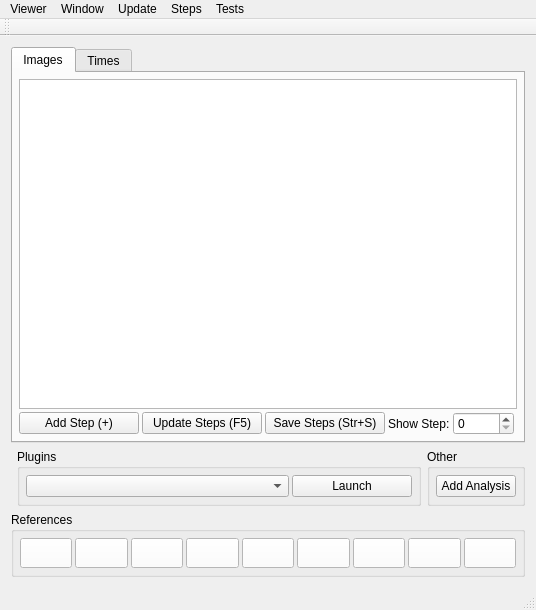
The window that Code/d_mainwindow.ui (DavidEilenstein/ImageD) describes before a commit, drawn with Qt 5.
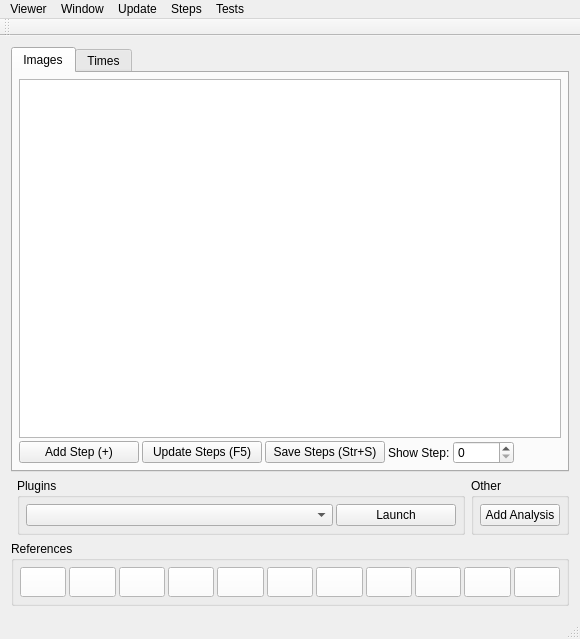
The same window after the commit.

Commit message: Added references to github and docs

```diff
--- a/Code/d_mainwindow.ui
+++ b/Code/d_mainwindow.ui
@@ -6,8 +6,8 @@
    <rect>
     <x>0</x>
     <y>0</y>
-    <width>523</width>
-    <height>610</height>
+    <width>580</width>
+    <height>639</height>
    </rect>
   </property>
   <property name="windowTitle">
@@ -165,39 +165,8 @@
        <property name="spacing">
         <number>3</number>
        </property>
-       <item row="0" column="2">
-        <widget class="QPushButton" name="pushButton_Ref_Contact">
-         <property name="sizePolicy">
-          <sizepolicy hsizetype="Preferred" vsizetype="Fixed">
-           <horstretch>1</horstretch>
-           <verstretch>0</verstretch>
-          </sizepolicy>
-         </property>
-         <property name="minimumSize">
-          <size>
-           <width>30</width>
-           <height>30</height>
-          </size>
-         </property>
-         <property name="maximumSize">
-          <size>
-           <width>16777215</width>
-           <height>30</height>
-          </size>
-         </property>
-         <property name="toolTip">
-          <string>&lt;html&gt;&lt;head/&gt;&lt;body&gt;&lt;p&gt;Contact developer&lt;/p&gt;&lt;/body&gt;&lt;/html&gt;</string>
-         </property>
-         <property name="styleSheet">
-          <string notr="true">background-color : white;</string>
-         </property>
-         <property name="text">
-          <string/>
-         </property>
-        </widget>
-       </item>
        <item row="0" column="8">
-        <widget class="QPushButton" name="pushButton_Ref_Qt">
+        <widget class="QPushButton" name="pushButton_Ref_OBV">
          <property name="sizePolicy">
           <sizepolicy hsizetype="Preferred" vsizetype="Fixed">
            <horstretch>1</horstretch>
@@ -227,7 +196,35 @@
          </property>
         </widget>
        </item>
-       <item row="0" column="7">
+       <item row="0" column="0">
+        <widget class="QPushButton" name="pushButton_Ref_Docs">
+         <property name="sizePolicy">
+          <sizepolicy hsizetype="Preferred" vsizetype="Fixed">
+           <horstretch>1</horstretch>
+           <verstretch>0</verstretch>
+          </sizepolicy>
+         </property>
+         <property name="minimumSize">
+          <size>
+           <width>30</width>
+           <height>30</height>
+          </size>
+         </property>
+         <property name="maximumSize">
+          <size>
+           <width>16777215</width>
+           <height>30</height>
+          </size>
+         </property>
+         <property name="styleSheet">
+          <string notr="true">background-color : white;</string>
+         </property>
+         <property name="text">
+          <string/>
+         </property>
+        </widget>
+       </item>
+       <item row="0" column="9">
         <widget class="QPushButton" name="pushButton_Ref_OpenCV">
          <property name="sizePolicy">
           <sizepolicy hsizetype="Preferred" vsizetype="Fixed">
@@ -258,7 +255,38 @@
          </property>
         </widget>
        </item>
-       <item row="0" column="4">
+       <item row="0" column="10">
+        <widget class="QPushButton" name="pushButton_Ref_Qt">
+         <property name="sizePolicy">
+          <sizepolicy hsizetype="Preferred" vsizetype="Fixed">
+           <horstretch>1</horstretch>
+           <verstretch>0</verstretch>
+          </sizepolicy>
+         </property>
+         <property name="minimumSize">
+          <size>
+           <width>30</width>
+           <height>30</height>
+          </size>
+         </property>
+         <property name="maximumSize">
+          <size>
+           <width>16777215</width>
+           <height>30</height>
+          </size>
+         </property>
+         <property name="toolTip">
+          <string>&lt;html&gt;&lt;head/&gt;&lt;body&gt;&lt;p&gt;Qt-Creator&lt;/p&gt;&lt;/body&gt;&lt;/html&gt;</string>
+         </property>
+         <property name="styleSheet">
+          <string notr="true">background-color : white;</string>
+         </property>
+         <property name="text">
+          <string/>
+         </property>
+        </widget>
+       </item>
+       <item row="0" column="6">
         <widget class="QPushButton" name="pushButton_Ref_Biophysics">
          <property name="sizePolicy">
           <sizepolicy hsizetype="Preferred" vsizetype="Fixed">
@@ -290,99 +318,6 @@
         </widget>
        </item>
        <item row="0" column="3">
-        <widget class="QPushButton" name="pushButton_Ref_GSI">
-         <property name="sizePolicy">
-          <sizepolicy hsizetype="Preferred" vsizetype="Fixed">
-           <horstretch>1</horstretch>
-           <verstretch>0</verstretch>
-          </sizepolicy>
-         </property>
-         <property name="minimumSize">
-          <size>
-           <width>30</width>
-           <height>30</height>
-          </size>
-         </property>
-         <property name="maximumSize">
-          <size>
-           <width>16777215</width>
-           <height>30</height>
-          </size>
-         </property>
-         <property name="toolTip">
-          <string>&lt;html&gt;&lt;head/&gt;&lt;body&gt;&lt;p&gt;GSI Helmholzfacility for heavy ion reserach&lt;/p&gt;&lt;/body&gt;&lt;/html&gt;</string>
-         </property>
-         <property name="styleSheet">
-          <string notr="true">background-color : white;</string>
-         </property>
-         <property name="text">
-          <string/>
-         </property>
-        </widget>
-       </item>
-       <item row="0" column="5">
-        <widget class="QPushButton" name="pushButton_Ref_hda">
-         <property name="sizePolicy">
-          <sizepolicy hsizetype="Preferred" vsizetype="Fixed">
-           <horstretch>1</horstretch>
-           <verstretch>0</verstretch>
-          </sizepolicy>
-         </property>
-         <property name="minimumSize">
-          <size>
-           <width>30</width>
-           <height>30</height>
-          </size>
-         </property>
-         <property name="maximumSize">
-          <size>
-           <width>16777215</width>
-           <height>30</height>
-          </size>
-         </property>
-         <property name="toolTip">
-          <string>&lt;html&gt;&lt;head/&gt;&lt;body&gt;&lt;p&gt;University of applied sciences Darmstadt&lt;/p&gt;&lt;/body&gt;&lt;/html&gt;</string>
-         </property>
-         <property name="styleSheet">
-          <string notr="true">background-color : white;</string>
-         </property>
-         <property name="text">
-          <string/>
-         </property>
-        </widget>
-       </item>
-       <item row="0" column="6">
-        <widget class="QPushButton" name="pushButton_Ref_OBV">
-         <property name="sizePolicy">
-          <sizepolicy hsizetype="Preferred" vsizetype="Fixed">
-           <horstretch>1</horstretch>
-           <verstretch>0</verstretch>
-          </sizepolicy>
-         </property>
-         <property name="minimumSize">
-          <size>
-           <width>30</width>
-           <height>30</height>
-          </size>
-         </property>
-         <property name="maximumSize">
-          <size>
-           <width>16777215</width>
-           <height>30</height>
-          </size>
-         </property>
-         <property name="toolTip">
-          <string>&lt;html&gt;&lt;head/&gt;&lt;body&gt;&lt;p&gt;University of applied sciences Darmstadt&lt;br/&gt;Machine vision and photonics&lt;/p&gt;&lt;/body&gt;&lt;/html&gt;</string>
-         </property>
-         <property name="styleSheet">
-          <string notr="true">background-color : white;</string>
-         </property>
-         <property name="text">
-          <string/>
-         </property>
-        </widget>
-       </item>
-       <item row="0" column="1">
         <widget class="QPushButton" name="pushButton_Ref_Citation">
          <property name="sizePolicy">
           <sizepolicy hsizetype="Preferred" vsizetype="Fixed">
@@ -413,7 +348,38 @@
          </property>
         </widget>
        </item>
-       <item row="0" column="0">
+       <item row="0" column="4">
+        <widget class="QPushButton" name="pushButton_Ref_Contact">
+         <property name="sizePolicy">
+          <sizepolicy hsizetype="Preferred" vsizetype="Fixed">
+           <horstretch>1</horstretch>
+           <verstretch>0</verstretch>
+          </sizepolicy>
+         </property>
+         <property name="minimumSize">
+          <size>
+           <width>30</width>
+           <height>30</height>
+          </size>
+         </property>
+         <property name="maximumSize">
+          <size>
+           <width>16777215</width>
+           <height>30</height>
+          </size>
+         </property>
+         <property name="toolTip">
+          <string>&lt;html&gt;&lt;head/&gt;&lt;body&gt;&lt;p&gt;Contact developer&lt;/p&gt;&lt;/body&gt;&lt;/html&gt;</string>
+         </property>
+         <property name="styleSheet">
+          <string notr="true">background-color : white;</string>
+         </property>
+         <property name="text">
+          <string/>
+         </property>
+        </widget>
+       </item>
+       <item row="0" column="2">
         <widget class="QPushButton" name="pushButton_Ref_Licence">
          <property name="sizePolicy">
           <sizepolicy hsizetype="Preferred" vsizetype="Fixed">
@@ -444,6 +410,96 @@
          </property>
         </widget>
        </item>
+       <item row="0" column="5">
+        <widget class="QPushButton" name="pushButton_Ref_GSI">
+         <property name="sizePolicy">
+          <sizepolicy hsizetype="Preferred" vsizetype="Fixed">
+           <horstretch>1</horstretch>
+           <verstretch>0</verstretch>
+          </sizepolicy>
+         </property>
+         <property name="minimumSize">
+          <size>
+           <width>30</width>
+           <height>30</height>
+          </size>
+         </property>
+         <property name="maximumSize">
+          <size>
+           <width>16777215</width>
+           <height>30</height>
+          </size>
+         </property>
+         <property name="toolTip">
+          <string>&lt;html&gt;&lt;head/&gt;&lt;body&gt;&lt;p&gt;GSI Helmholzfacility for heavy ion reserach&lt;/p&gt;&lt;/body&gt;&lt;/html&gt;</string>
+         </property>
+         <property name="styleSheet">
+          <string notr="true">background-color : white;</string>
+         </property>
+         <property name="text">
+          <string/>
+         </property>
+        </widget>
+       </item>
+       <item row="0" column="7">
+        <widget class="QPushButton" name="pushButton_Ref_hda">
+         <property name="sizePolicy">
+          <sizepolicy hsizetype="Preferred" vsizetype="Fixed">
+           <horstretch>1</horstretch>
+           <verstretch>0</verstretch>
+          </sizepolicy>
+         </property>
+         <property name="minimumSize">
+          <size>
+           <width>30</width>
+           <height>30</height>
+          </size>
+         </property>
+         <property name="maximumSize">
+          <size>
+           <width>16777215</width>
+           <height>30</height>
+          </size>
+         </property>
+         <property name="toolTip">
+          <string>&lt;html&gt;&lt;head/&gt;&lt;body&gt;&lt;p&gt;University of applied sciences Darmstadt&lt;/p&gt;&lt;/body&gt;&lt;/html&gt;</string>
+         </property>
+         <property name="styleSheet">
+          <string notr="true">background-color : white;</string>
+         </property>
+         <property name="text">
+          <string/>
+         </property>
+        </widget>
+       </item>
+       <item row="0" column="1">
+        <widget class="QPushButton" name="pushButton_Ref_Github">
+         <property name="sizePolicy">
+          <sizepolicy hsizetype="Preferred" vsizetype="Fixed">
+           <horstretch>1</horstretch>
+           <verstretch>0</verstretch>
+          </sizepolicy>
+         </property>
+         <property name="minimumSize">
+          <size>
+           <width>30</width>
+           <height>30</height>
+          </size>
+         </property>
+         <property name="maximumSize">
+          <size>
+           <width>16777215</width>
+           <height>30</height>
+          </size>
+         </property>
+         <property name="styleSheet">
+          <string notr="true">background-color : white;</string>
+         </property>
+         <property name="text">
+          <string/>
+         </property>
+        </widget>
+       </item>
       </layout>
      </widget>
     </item>
@@ -739,7 +795,7 @@
     <rect>
      <x>0</x>
      <y>0</y>
-     <width>523</width>
+     <width>580</width>
      <height>21</height>
     </rect>
    </property>
```
Left out of the diff: 2 changed lines with no effect on the pictures. The commit also changes 394 other files.
